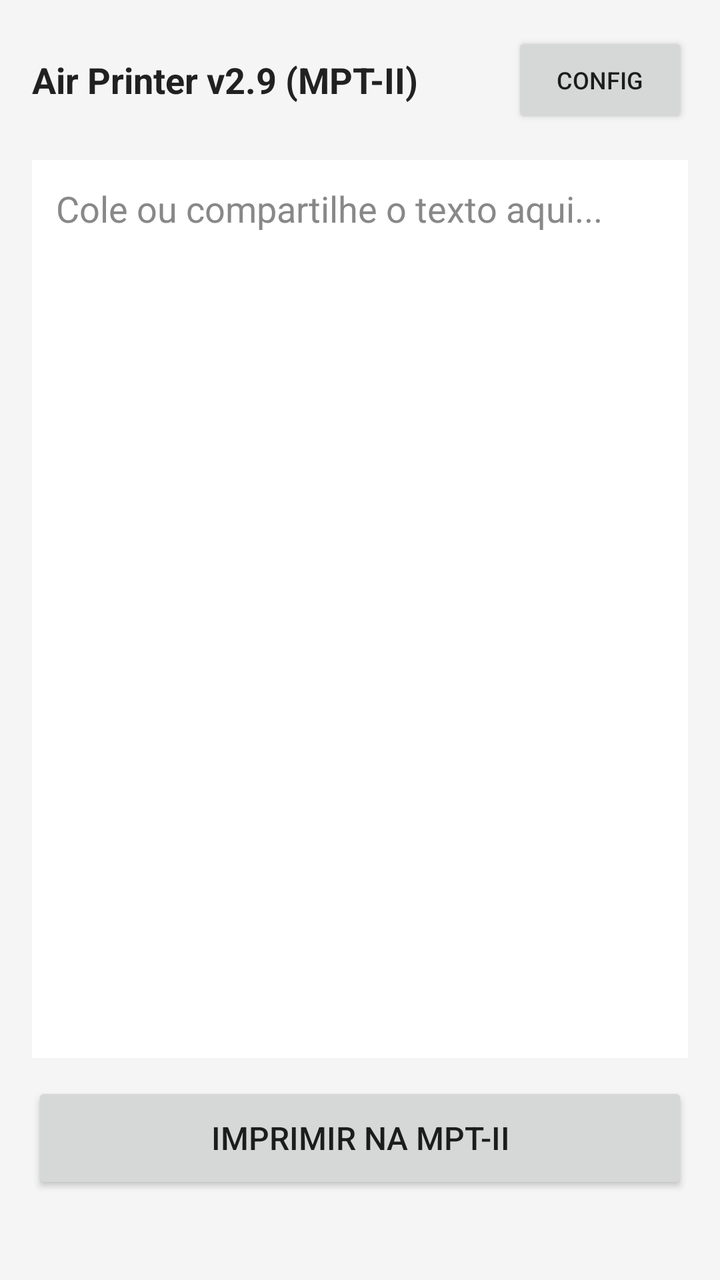
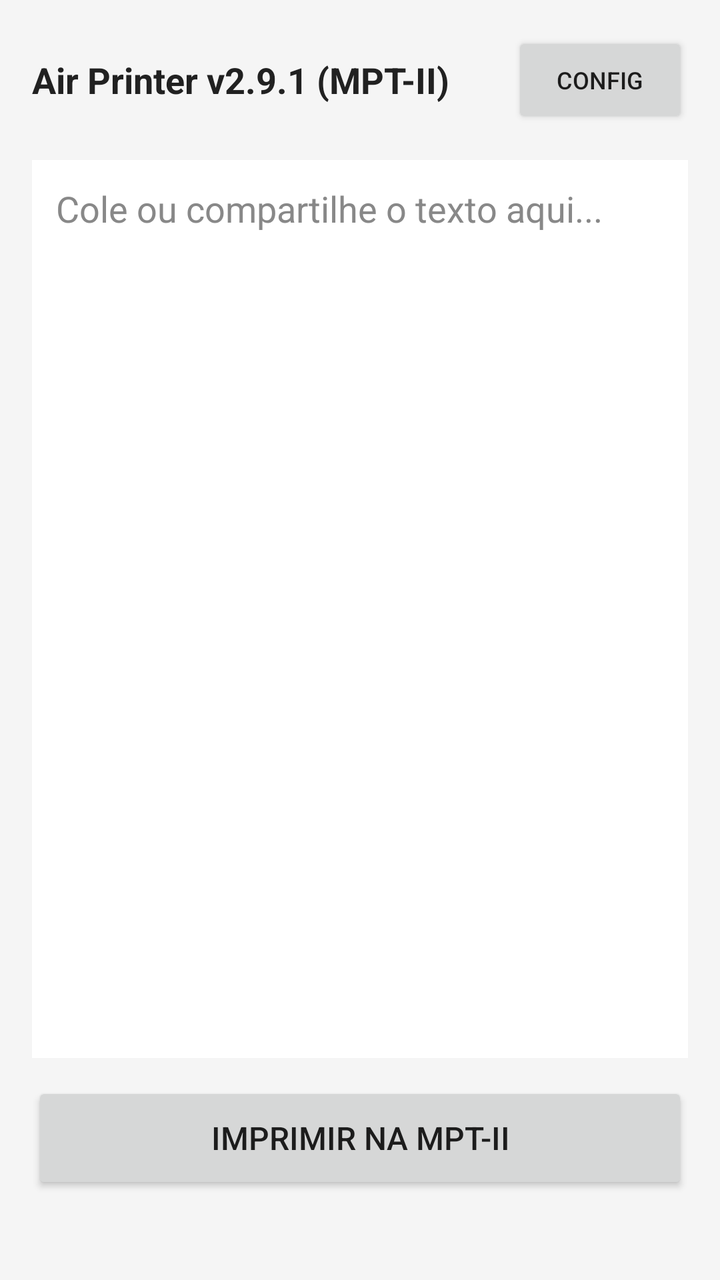

Two renders of the same Android screen: before a commit and after it. Below are the layout's source before the change and the commit's diff.
<!-- AndroidManifest.xml: application theme Theme.AppCompat.Light.DarkActionBar -->
<!-- res/layout/activity_main.xml -->
<?xml version="1.0" encoding="utf-8"?>
<LinearLayout xmlns:android="http://schemas.android.com/apk/res/android"
    android:layout_width="match_parent"
    android:layout_height="match_parent"
    android:orientation="vertical"
    android:padding="16dp"
    android:background="#F5F5F5">

    <LinearLayout
        android:layout_width="match_parent"
        android:layout_height="wrap_content"
        android:orientation="horizontal"
        android:gravity="center_vertical"
        android:layout_marginBottom="8dp">

        <TextView
            android:layout_width="0dp"
            android:layout_height="wrap_content"
            android:layout_weight="1"
            android:text="Air Printer v2.9 (MPT-II)"
            android:textStyle="bold"
            android:textSize="18sp"
            android:textColor="#212121" />

        <Button
            android:id="@+id/btnSettings"
            android:layout_width="wrap_content"
            android:layout_height="wrap_content"
            android:text="Config"
            android:textSize="12sp" />
    </LinearLayout>

    <EditText
        android:id="@+id/etContent"
        android:layout_width="match_parent"
        android:layout_height="0dp"
        android:layout_weight="1"
        android:gravity="top|start"
        android:hint="Cole ou compartilhe o texto aqui..."
        android:textColorHint="#888888"
        android:textColor="#000000"
        android:background="#FFFFFF"
        android:inputType="textMultiLine"
        android:padding="12dp"
        android:layout_marginTop="8dp"
        android:layout_marginBottom="12dp" />

    <Button
        android:id="@+id/btnPrint"
        android:layout_width="match_parent"
        android:layout_height="56dp"
        android:text="Imprimir na MPT-II"
        android:textSize="16sp" />

    <TextView
        android:id="@+id/tvStatus"
        android:layout_width="match_parent"
        android:layout_height="wrap_content"
        android:layout_marginTop="8dp"
        android:textColor="#333333"
        android:textAlignment="center" />
</LinearLayout>
<!-- resources referenced by this layout -->
<resources>

</resources>

<!-- the commit's change to res/layout/activity_main.xml (unified diff, before → after) -->
@@ -17,7 +17,7 @@
             android:layout_width="0dp"
             android:layout_height="wrap_content"
             android:layout_weight="1"
-            android:text="Air Printer v2.9 (MPT-II)"
+            android:text="Air Printer v2.9.1 (MPT-II)"
             android:textStyle="bold"
             android:textSize="18sp"
             android:textColor="#212121" />
